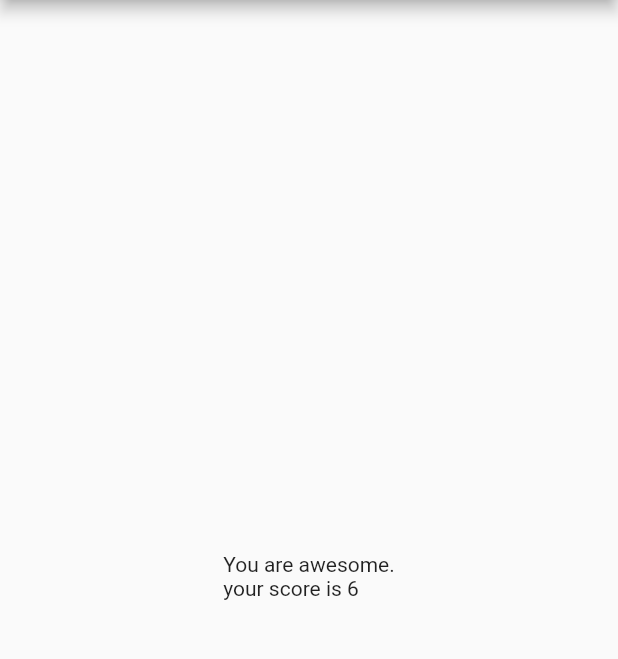
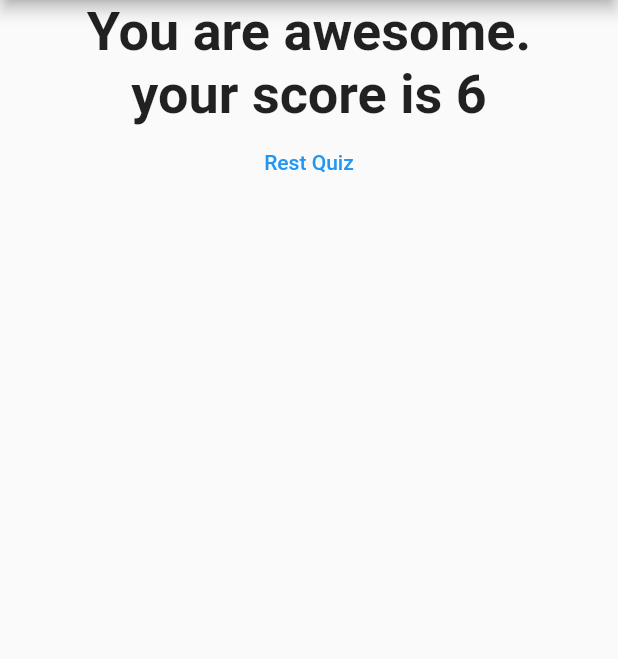
Before and after one commit to praveenbapuram/flutter-flutter_complete_guide, a Flutter app: the screen it shows after launch, after a tap on "RED", after a tap on "GOAT", after a tap on "Dog", on a phone screen of 412 x 824 dp, the part 84-743 px from its top. Run offline on Flutter 3.47's test engine with Material 2 defaults, Android fonts, the phone set to English and light mode, and no system bars.

Commit message:
Putting Reset button and modifying the Text on rest button .

```diff
--- a/lib/main.dart
+++ b/lib/main.dart
@@ -16,34 +16,51 @@ class MyApp extends StatefulWidget {
 
 class _MyAppState extends State<MyApp> {
   var _questionIndex = 0;
-  var _totalScore=0;
+  var _totalScore = 0;
 
   final _questions = const [
     {
       "questionText": "what is your favourtie colour ?",
-      "answers": [{'text':'RED','score':1},{'text': 'BLUE','score':2}, {'text':'GREEN','score':3}]
+      "answers": [
+        {'text': 'RED', 'score': 1},
+        {'text': 'BLUE', 'score': 2},
+        {'text': 'GREEN', 'score': 3}
+      ]
     },
     {
       "questionText": "what is your favourtie Animal ?",
-      "answers": [{'text':'LION','score':1}, {'text':'GOAT','score':2}, {'text':'CROCODILE','score':3}]
+      "answers": [
+        {'text': 'LION', 'score': 1},
+        {'text': 'GOAT', 'score': 2},
+        {'text': 'CROCODILE', 'score': 3}
+      ]
     },
     {
       "questionText": "what is your favourtie Pet ?",
-      "answers": [{'text':'Hen','score':1}, {'text':'Cat','score':2}, {'text':'Dog','score':3}]
+      "answers": [
+        {'text': 'Hen', 'score': 1},
+        {'text': 'Cat', 'score': 2},
+        {'text': 'Dog', 'score': 3}
+      ]
     },
   ];
 
   void _answerQuestion(int score) {
-
-
     if (_questionIndex < _questions.length) {
       setState(() {
         _questionIndex = _questionIndex + 1;
+        _totalScore = _totalScore + score;
       });
-       _totalScore=_totalScore+score;
     }
 
     print(_questionIndex);
+  }
+
+  void _resetQuiz() {
+    setState(() {
+      _questionIndex = 0;
+      _totalScore = 0;
+    });
   }
 
   @override
@@ -56,8 +73,11 @@ class _MyAppState extends State<MyApp> {
             title: Text("My First App.."),
           ),
           body: (_questionIndex < _questions.length)
-              ? Quiz(answerQuestion:_answerQuestion,questions:_questions,questionIndex:_questionIndex)
-              : Result(_totalScore)),
+              ? Quiz(
+                  answerQuestion: _answerQuestion,
+                  questions: _questions,
+                  questionIndex: _questionIndex)
+              : Result(_totalScore, _resetQuiz)),
     );
   }
 }
--- a/lib/result.dart
+++ b/lib/result.dart
@@ -2,24 +2,37 @@ import 'package:flutter/material.dart';
 
 class Result extends StatelessWidget {
   final int totalScore;
-  Result(this.totalScore);
+  final Function restHandler;
+  Result(this.totalScore, this.restHandler);
 
-  String getResultPhrase(){
-    if(totalScore >5){
-      return 'You are awesome.\nyour score is '+totalScore.toString();
-    }else if(totalScore >3){
-      return 'You are Good.\n Your score is '+totalScore.toString();
-    }else{
-      return 'You just passed the target.\nYour score is '+totalScore.toString();
+  String getResultPhrase() {
+    if (totalScore > 5) {
+      return 'You are awesome.\nyour score is ' + totalScore.toString();
+    } else if (totalScore > 3) {
+      return 'You are Good.\n Your score is ' + totalScore.toString();
+    } else {
+      return 'You just passed the target.\nYour score is ' +
+          totalScore.toString();
     }
-
   }
-
 
   @override
   Widget build(BuildContext context) {
     return Center(
-      child: Text(getResultPhrase()),
+      child: Column(
+        children: <Widget>[
+          Text(
+            getResultPhrase(),
+            style: TextStyle(fontSize: 36, fontWeight: FontWeight.bold),
+            textAlign: TextAlign.center,
+          ),
+          FlatButton(
+            child: Text('Rest Quiz'),
+            textColor: Colors.blue,
+            onPressed: restHandler,
+          )
+        ],
+      ),
     );
   }
 }
```
